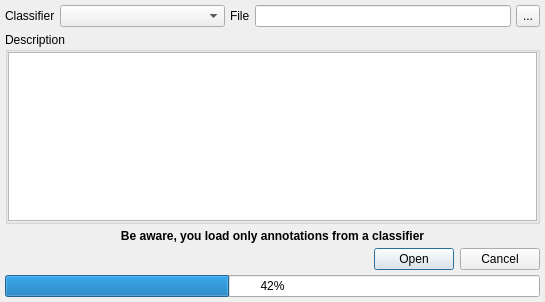
Old version of the form cat/gui/loadannotationsdlg.ui in the repository manerotoni/afw.
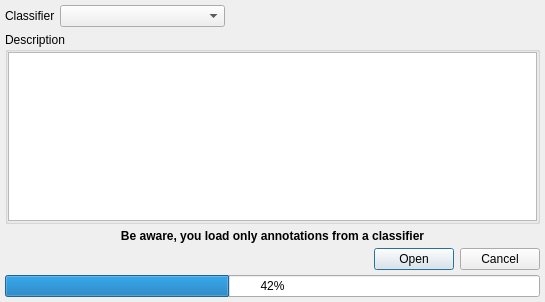
New version of the form.

Commit message: fixed loading of annotations

What changed in the file:
```diff
--- a/cat/gui/loadannotationsdlg.ui
+++ b/cat/gui/loadannotationsdlg.ui
@@ -46,33 +46,17 @@
       </widget>
      </item>
      <item>
-      <widget class="QLabel" name="label">
-       <property name="font">
-        <font>
-         <weight>50</weight>
-         <bold>false</bold>
-        </font>
+      <spacer name="horizontalSpacer">
+       <property name="orientation">
+        <enum>Qt::Horizontal</enum>
        </property>
-       <property name="text">
-        <string>File</string>
+       <property name="sizeHint" stdset="0">
+        <size>
+         <width>40</width>
+         <height>20</height>
+        </size>
        </property>
-      </widget>
-     </item>
-     <item>
-      <widget class="QLineEdit" name="_path"/>
-     </item>
-     <item>
-      <widget class="QToolButton" name="pathBtn">
-       <property name="sizePolicy">
-        <sizepolicy hsizetype="Preferred" vsizetype="Preferred">
-         <horstretch>0</horstretch>
-         <verstretch>0</verstretch>
-        </sizepolicy>
-       </property>
-       <property name="text">
-        <string>...</string>
-       </property>
-      </widget>
+      </spacer>
      </item>
     </layout>
    </item>
```
The commit also changes 2 other files.
